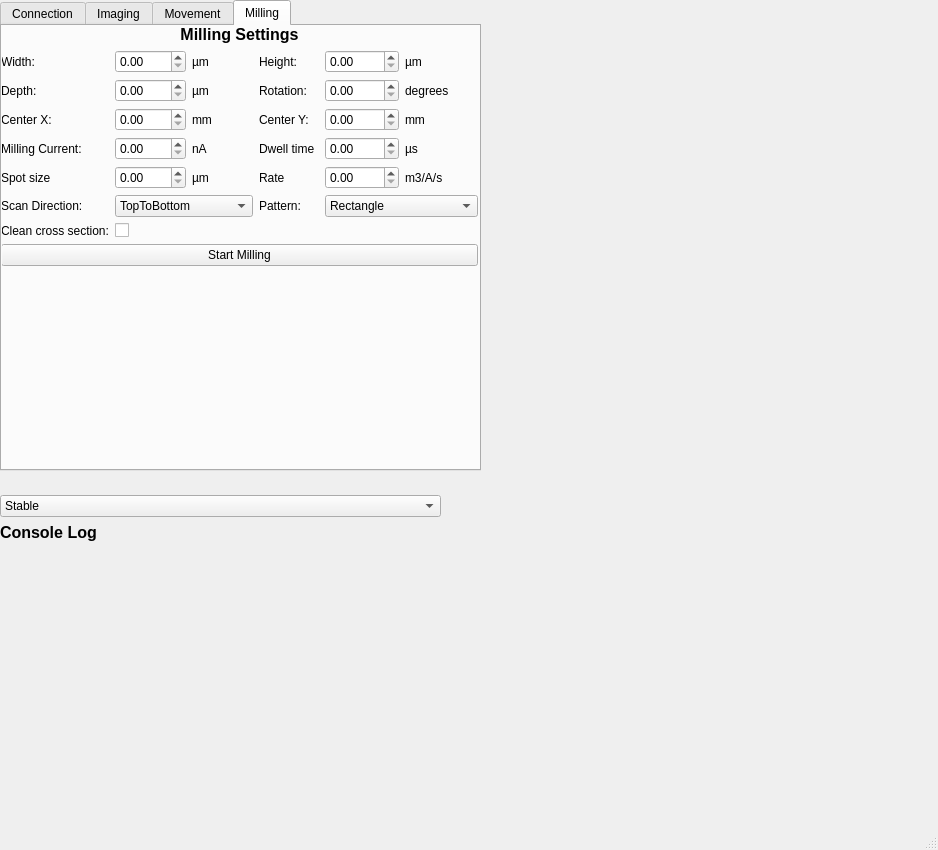
This is fibsem/ui/qtdesigner_files/connect.ui in DeMarcoLab/fibsem as Qt 5 draws it before an edit. The edited form follows.
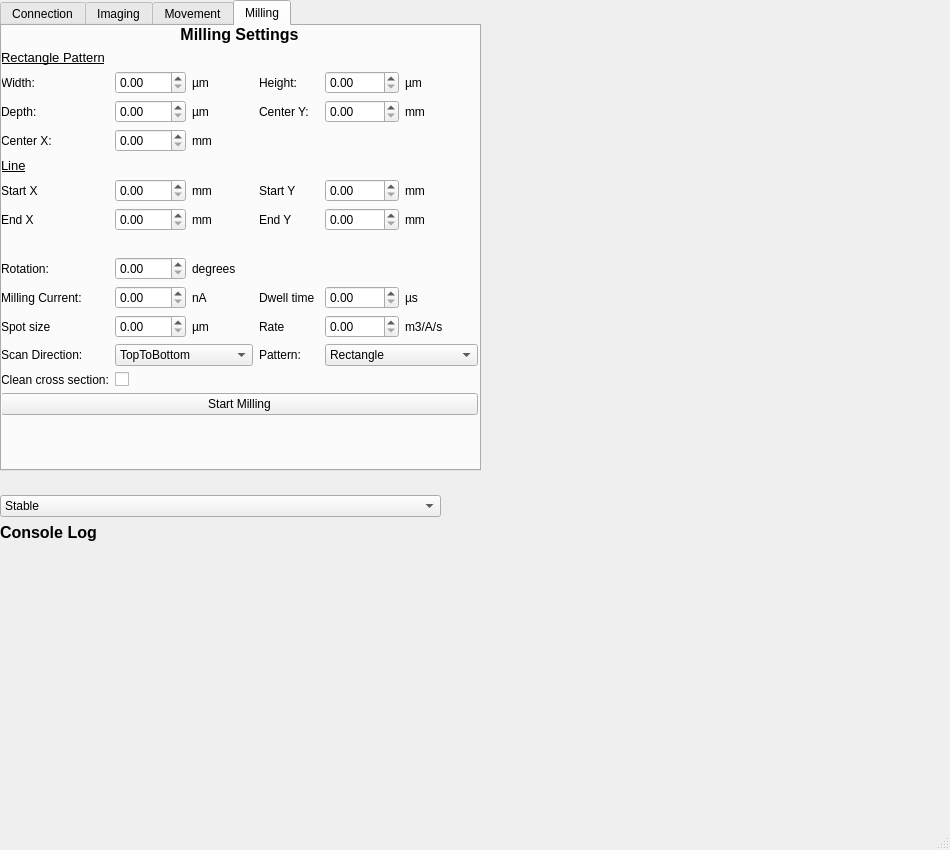
This is the edited form. The open tabs and pages were chosen to show the change.

```diff
--- a/fibsem/ui/qtdesigner_files/connect.ui
+++ b/fibsem/ui/qtdesigner_files/connect.ui
@@ -6,7 +6,7 @@
    <rect>
     <x>0</x>
     <y>0</y>
-    <width>938</width>
+    <width>950</width>
     <height>850</height>
    </rect>
   </property>
@@ -776,155 +776,249 @@
       <layout class="QVBoxLayout" name="verticalLayout_3">
        <item>
         <layout class="QGridLayout" name="gridLayout_3">
-         <item row="2" column="0">
-          <widget class="QLabel" name="label_7">
+         <item row="8" column="2">
+          <widget class="QLabel" name="label_68">
            <property name="text">
-            <string>Width:</string>
+            <string>mm</string>
            </property>
           </widget>
          </item>
-         <item row="3" column="0">
-          <widget class="QLabel" name="label_9">
+         <item row="2" column="0" colspan="6">
+          <widget class="QLabel" name="label_61">
+           <property name="font">
+            <font>
+             <pointsize>10</pointsize>
+             <underline>true</underline>
+            </font>
+           </property>
            <property name="text">
-            <string>Depth:</string>
+            <string>Rectangle Pattern</string>
            </property>
           </widget>
          </item>
          <item row="5" column="2">
-          <widget class="QLabel" name="label_49">
+          <widget class="QLabel" name="label_48">
            <property name="text">
-            <string>nA</string>
+            <string>mm</string>
            </property>
           </widget>
          </item>
-         <item row="7" column="5">
-          <widget class="QLabel" name="label_60">
-           <property name="text">
-            <string>m3/A/s</string>
-           </property>
-          </widget>
-         </item>
-         <item row="3" column="5">
+         <item row="10" column="2">
           <widget class="QLabel" name="label_51">
            <property name="text">
             <string>degrees</string>
            </property>
           </widget>
          </item>
-         <item row="7" column="3">
-          <widget class="QLabel" name="label_56">
+         <item row="8" column="3">
+          <widget class="QLabel" name="label_69">
            <property name="text">
-            <string>Rate</string>
+            <string>End Y</string>
            </property>
           </widget>
          </item>
-         <item row="2" column="5">
-          <widget class="QLabel" name="label_50">
+         <item row="4" column="3">
+          <widget class="QLabel" name="label_6">
            <property name="text">
-            <string>µm</string>
+            <string>Center Y:</string>
            </property>
           </widget>
          </item>
-         <item row="7" column="0">
-          <widget class="QLabel" name="label_55">
+         <item row="13" column="1">
+          <widget class="QDoubleSpinBox" name="spot_size_um"/>
+         </item>
+         <item row="16" column="1" colspan="2">
+          <widget class="QCheckBox" name="checkBox_cross_section">
            <property name="text">
-            <string>Spot size</string>
+            <string/>
            </property>
           </widget>
          </item>
-         <item row="2" column="4">
-          <widget class="QDoubleSpinBox" name="height_milling">
-           <property name="maximum">
-            <double>1000.000000000000000</double>
+         <item row="15" column="1" colspan="2">
+          <widget class="QComboBox" name="scan_direction">
+           <item>
+            <property name="text">
+             <string>TopToBottom</string>
+            </property>
+           </item>
+           <item>
+            <property name="text">
+             <string>BottomToTop</string>
+            </property>
+           </item>
+           <item>
+            <property name="text">
+             <string>ZigZag</string>
+            </property>
+           </item>
+          </widget>
+         </item>
+         <item row="4" column="2">
+          <widget class="QLabel" name="label_47">
+           <property name="text">
+            <string>µm</string>
            </property>
           </widget>
          </item>
-         <item row="3" column="4">
-          <widget class="QDoubleSpinBox" name="rotation_milling">
-           <property name="maximum">
-            <double>360.000000000000000</double>
+         <item row="13" column="5">
+          <widget class="QLabel" name="label_60">
+           <property name="text">
+            <string>m3/A/s</string>
            </property>
           </widget>
          </item>
-         <item row="7" column="2">
-          <widget class="QLabel" name="label_58">
+         <item row="16" column="0">
+          <widget class="QLabel" name="label_53">
            <property name="text">
-            <string>µm</string>
+            <string>Clean cross section:</string>
            </property>
           </widget>
          </item>
-         <item row="5" column="0">
+         <item row="11" column="0">
           <widget class="QLabel" name="label_44">
            <property name="text">
             <string>Milling Current:</string>
            </property>
           </widget>
          </item>
+         <item row="7" column="5">
+          <widget class="QLabel" name="label_66">
+           <property name="text">
+            <string>mm</string>
+           </property>
+          </widget>
+         </item>
+         <item row="4" column="0">
+          <widget class="QLabel" name="label_9">
+           <property name="text">
+            <string>Depth:</string>
+           </property>
+          </widget>
+         </item>
+         <item row="13" column="3">
+          <widget class="QLabel" name="label_56">
+           <property name="text">
+            <string>Rate</string>
+           </property>
+          </widget>
+         </item>
+         <item row="4" column="4">
+          <widget class="QDoubleSpinBox" name="center_y_milling"/>
+         </item>
          <item row="3" column="1">
-          <widget class="QDoubleSpinBox" name="depth_milling">
+          <widget class="QDoubleSpinBox" name="width_milling">
            <property name="maximum">
             <double>1000.000000000000000</double>
            </property>
           </widget>
          </item>
+         <item row="5" column="0">
+          <widget class="QLabel" name="label_4">
+           <property name="text">
+            <string>Center X:</string>
+           </property>
+          </widget>
+         </item>
+         <item row="3" column="0">
+          <widget class="QLabel" name="label_7">
+           <property name="text">
+            <string>Width:</string>
+           </property>
+          </widget>
+         </item>
+         <item row="13" column="4">
+          <widget class="QDoubleSpinBox" name="rate_milling"/>
+         </item>
          <item row="3" column="3">
-          <widget class="QLabel" name="label_43">
-           <property name="text">
-            <string>Rotation:</string>
-           </property>
-          </widget>
-         </item>
-         <item row="2" column="3">
           <widget class="QLabel" name="label_8">
            <property name="text">
             <string>Height:</string>
            </property>
           </widget>
          </item>
-         <item row="2" column="2">
-          <widget class="QLabel" name="label_46">
+         <item row="13" column="0">
+          <widget class="QLabel" name="label_55">
            <property name="text">
-            <string>µm</string>
+            <string>Spot size</string>
+           </property>
+          </widget>
+         </item>
+         <item row="7" column="1">
+          <widget class="QDoubleSpinBox" name="milling_start_x"/>
+         </item>
+         <item row="8" column="1">
+          <widget class="QDoubleSpinBox" name="milling_end_x"/>
+         </item>
+         <item row="8" column="0">
+          <widget class="QLabel" name="label_67">
+           <property name="text">
+            <string>End X</string>
            </property>
           </widget>
          </item>
          <item row="3" column="2">
-          <widget class="QLabel" name="label_47">
+          <widget class="QLabel" name="label_46">
            <property name="text">
             <string>µm</string>
            </property>
           </widget>
          </item>
+         <item row="6" column="0" colspan="6">
+          <widget class="QLabel" name="label_62">
+           <property name="font">
+            <font>
+             <pointsize>10</pointsize>
+             <underline>true</underline>
+            </font>
+           </property>
+           <property name="text">
+            <string>Line</string>
+           </property>
+          </widget>
+         </item>
+         <item row="3" column="4">
+          <widget class="QDoubleSpinBox" name="height_milling">
+           <property name="maximum">
+            <double>1000.000000000000000</double>
+           </property>
+          </widget>
+         </item>
+         <item row="11" column="5">
+          <widget class="QLabel" name="label_59">
+           <property name="text">
+            <string>µs</string>
+           </property>
+          </widget>
+         </item>
+         <item row="7" column="3">
+          <widget class="QLabel" name="label_65">
+           <property name="text">
+            <string>Start Y</string>
+           </property>
+          </widget>
+         </item>
+         <item row="7" column="0">
+          <widget class="QLabel" name="label_63">
+           <property name="text">
+            <string>Start X</string>
+           </property>
+          </widget>
+         </item>
          <item row="7" column="4">
-          <widget class="QDoubleSpinBox" name="rate_milling"/>
+          <widget class="QDoubleSpinBox" name="milling_start_y"/>
          </item>
-         <item row="4" column="1">
-          <widget class="QDoubleSpinBox" name="center_x_milling">
-           <property name="maximum">
-            <double>1000.000000000000000</double>
+         <item row="9" column="0" colspan="6">
+          <spacer name="horizontalSpacer_6">
+           <property name="orientation">
+            <enum>Qt::Horizontal</enum>
            </property>
-          </widget>
-         </item>
-         <item row="2" column="1">
-          <widget class="QDoubleSpinBox" name="width_milling">
-           <property name="maximum">
-            <double>1000.000000000000000</double>
+           <property name="sizeHint" stdset="0">
+            <size>
+             <width>40</width>
+             <height>20</height>
+            </size>
            </property>
-          </widget>
-         </item>
-         <item row="4" column="2">
-          <widget class="QLabel" name="label_48">
-           <property name="text">
-            <string>mm</string>
-           </property>
-          </widget>
-         </item>
-         <item row="4" column="3">
-          <widget class="QLabel" name="label_6">
-           <property name="text">
-            <string>Center Y:</string>
-           </property>
-          </widget>
+          </spacer>
          </item>
          <item row="4" column="5">
           <widget class="QLabel" name="label_52">
@@ -933,6 +1027,72 @@
            </property>
           </widget>
          </item>
+         <item row="15" column="4" colspan="2">
+          <widget class="QComboBox" name="milling_pattern">
+           <item>
+            <property name="text">
+             <string>Rectangle</string>
+            </property>
+           </item>
+           <item>
+            <property name="text">
+             <string>Also Rectangle</string>
+            </property>
+           </item>
+           <item>
+            <property name="text">
+             <string>Another Rectangle</string>
+            </property>
+           </item>
+           <item>
+            <property name="text">
+             <string>One Rectangle Please</string>
+            </property>
+           </item>
+          </widget>
+         </item>
+         <item row="4" column="1">
+          <widget class="QDoubleSpinBox" name="depth_milling">
+           <property name="maximum">
+            <double>1000.000000000000000</double>
+           </property>
+          </widget>
+         </item>
+         <item row="11" column="2">
+          <widget class="QLabel" name="label_49">
+           <property name="text">
+            <string>nA</string>
+           </property>
+          </widget>
+         </item>
+         <item row="3" column="5">
+          <widget class="QLabel" name="label_50">
+           <property name="text">
+            <string>µm</string>
+           </property>
+          </widget>
+         </item>
+         <item row="10" column="0">
+          <widget class="QLabel" name="label_43">
+           <property name="text">
+            <string>Rotation:</string>
+           </property>
+          </widget>
+         </item>
+         <item row="10" column="1">
+          <widget class="QDoubleSpinBox" name="rotation_milling">
+           <property name="maximum">
+            <double>360.000000000000000</double>
+           </property>
+          </widget>
+         </item>
+         <item row="11" column="3">
+          <widget class="QLabel" name="label_57">
+           <property name="text">
+            <string>Dwell time</string>
+           </property>
+          </widget>
+         </item>
          <item row="0" column="0" colspan="6">
           <widget class="QLabel" name="label_2">
            <property name="font">
@@ -950,109 +1110,56 @@
            </property>
           </widget>
          </item>
-         <item row="7" column="1">
-          <widget class="QDoubleSpinBox" name="spot_size_um"/>
-         </item>
-         <item row="4" column="0">
-          <widget class="QLabel" name="label_4">
+         <item row="7" column="2">
+          <widget class="QLabel" name="label_64">
            <property name="text">
-            <string>Center X:</string>
+            <string>mm</string>
            </property>
           </widget>
          </item>
-         <item row="4" column="4">
-          <widget class="QDoubleSpinBox" name="center_y_milling"/>
-         </item>
-         <item row="5" column="1">
-          <widget class="QDoubleSpinBox" name="milling_current"/>
-         </item>
-         <item row="9" column="0">
+         <item row="15" column="0">
           <widget class="QLabel" name="label_45">
            <property name="text">
             <string>Scan Direction:</string>
            </property>
           </widget>
          </item>
-         <item row="9" column="3">
+         <item row="13" column="2">
+          <widget class="QLabel" name="label_58">
+           <property name="text">
+            <string>µm</string>
+           </property>
+          </widget>
+         </item>
+         <item row="5" column="1">
+          <widget class="QDoubleSpinBox" name="center_x_milling">
+           <property name="maximum">
+            <double>1000.000000000000000</double>
+           </property>
+          </widget>
+         </item>
+         <item row="11" column="1">
+          <widget class="QDoubleSpinBox" name="milling_current"/>
+         </item>
+         <item row="11" column="4">
+          <widget class="QDoubleSpinBox" name="dwell_time_us"/>
+         </item>
+         <item row="8" column="5">
+          <widget class="QLabel" name="label_70">
+           <property name="text">
+            <string>mm</string>
+           </property>
+          </widget>
+         </item>
+         <item row="15" column="3">
           <widget class="QLabel" name="label_54">
            <property name="text">
             <string>Pattern:</string>
            </property>
           </widget>
          </item>
-         <item row="5" column="3">
-          <widget class="QLabel" name="label_57">
-           <property name="text">
-            <string>Dwell time</string>
-           </property>
-          </widget>
-         </item>
-         <item row="5" column="4">
-          <widget class="QDoubleSpinBox" name="dwell_time_us"/>
-         </item>
-         <item row="5" column="5">
-          <widget class="QLabel" name="label_59">
-           <property name="text">
-            <string>µs</string>
-           </property>
-          </widget>
-         </item>
-         <item row="9" column="1" colspan="2">
-          <widget class="QComboBox" name="scan_direction">
-           <item>
-            <property name="text">
-             <string>TopToBottom</string>
-            </property>
-           </item>
-           <item>
-            <property name="text">
-             <string>BottomToTop</string>
-            </property>
-           </item>
-           <item>
-            <property name="text">
-             <string>ZigZag</string>
-            </property>
-           </item>
-          </widget>
-         </item>
-         <item row="9" column="4" colspan="2">
-          <widget class="QComboBox" name="milling_pattern">
-           <item>
-            <property name="text">
-             <string>Rectangle</string>
-            </property>
-           </item>
-           <item>
-            <property name="text">
-             <string>Also Rectangle</string>
-            </property>
-           </item>
-           <item>
-            <property name="text">
-             <string>Another Rectangle</string>
-            </property>
-           </item>
-           <item>
-            <property name="text">
-             <string>One Rectangle Please</string>
-            </property>
-           </item>
-          </widget>
-         </item>
-         <item row="10" column="0">
-          <widget class="QLabel" name="label_53">
-           <property name="text">
-            <string>Clean cross section:</string>
-           </property>
-          </widget>
-         </item>
-         <item row="10" column="1" colspan="2">
-          <widget class="QCheckBox" name="checkBox_cross_section">
-           <property name="text">
-            <string/>
-           </property>
-          </widget>
+         <item row="8" column="4">
+          <widget class="QDoubleSpinBox" name="milling_end_y"/>
          </item>
         </layout>
        </item>
```
Left out of the diff: 4 changed lines with no effect on the pictures.
